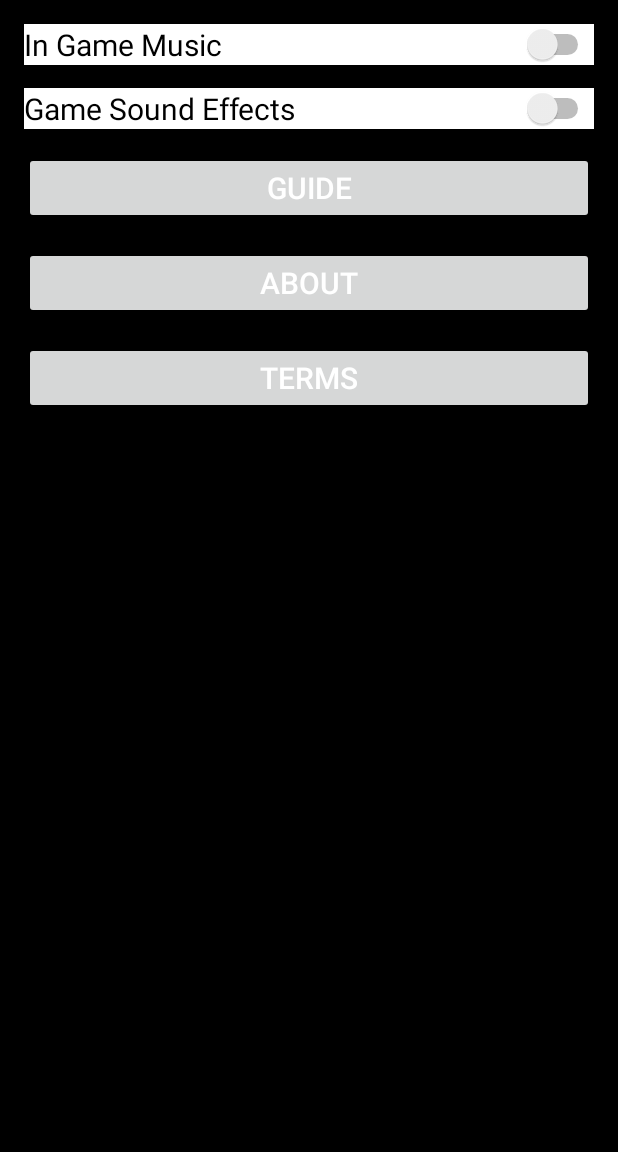
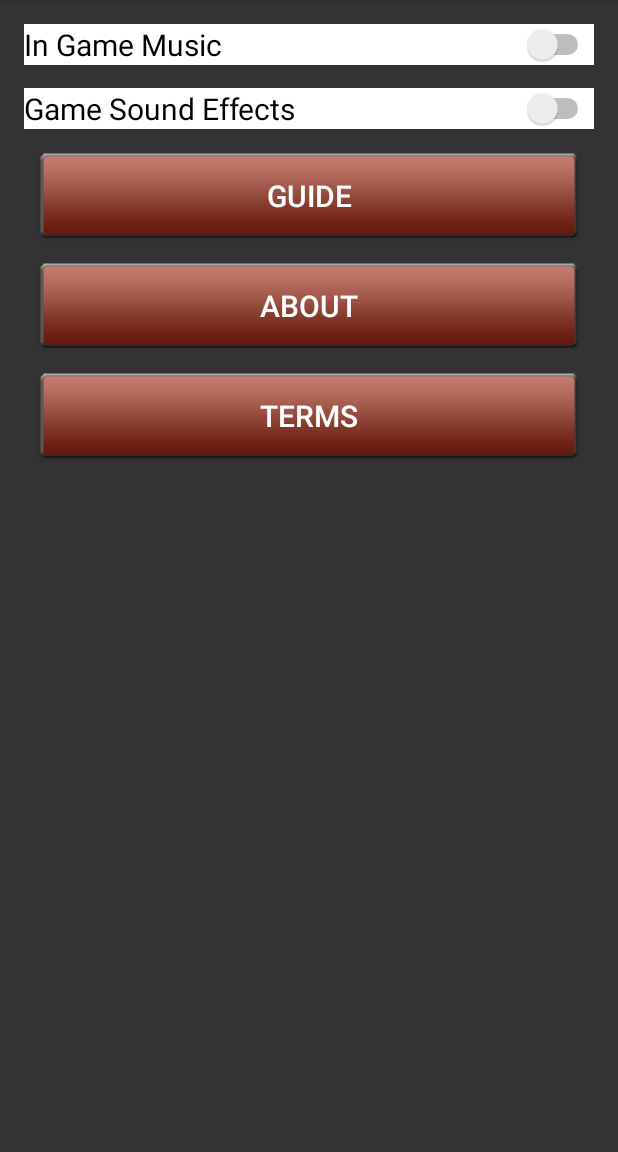
Before and after one commit to IAmRoot-Dev/Tower_Defense, an Android app: the screen it shows after launch (SettingsMenu), after a tap on "SETTINGS", on a phone screen of 412 x 824 dp, the part 84-1236 px from its top. Run offline under Robolectric (Android 15) with nearby library versions, the phone set to English and light mode, and no system bars.

Commit message:
Colors, 9patch Buttons

```diff
--- a/app/src/main/res/layout/activity_about_main.xml
+++ b/app/src/main/res/layout/activity_about_main.xml
@@ -8,7 +8,7 @@
     android:paddingRight="@dimen/activity_horizontal_margin"
     android:paddingTop="@dimen/activity_vertical_margin"
     tools:context="com.iamroot.towerdefense.towerdefense.AboutMain"
-    android:background="#000000">
+    android:background="#333333">
     <TextView
         android:layout_width="wrap_content"
         android:layout_height="wrap_content"
--- a/app/src/main/res/layout/activity_campain_menu.xml
+++ b/app/src/main/res/layout/activity_campain_menu.xml
@@ -8,6 +8,6 @@
     android:paddingRight="@dimen/activity_horizontal_margin"
     android:paddingTop="@dimen/activity_vertical_margin"
     tools:context="com.iamroot.towerdefense.towerdefense.CampaignMenu"
-    android:background="#000000">
+    android:background="#333333">
 
 </RelativeLayout>
--- a/app/src/main/res/layout/activity_challenges_menu.xml
+++ b/app/src/main/res/layout/activity_challenges_menu.xml
@@ -8,6 +8,6 @@
     android:paddingRight="@dimen/activity_horizontal_margin"
     android:paddingTop="@dimen/activity_vertical_margin"
     tools:context="com.iamroot.towerdefense.towerdefense.ChallengesMenu"
-    android:background="#000000">
+    android:background="#333333">
 
 </RelativeLayout>
--- a/app/src/main/res/layout/activity_guide_main.xml
+++ b/app/src/main/res/layout/activity_guide_main.xml
@@ -8,7 +8,7 @@
     android:paddingRight="@dimen/activity_horizontal_margin"
     android:paddingTop="@dimen/activity_vertical_margin"
     tools:context="com.iamroot.towerdefense.towerdefense.GuideMain"
-    android:background="#000000">
+    android:background="#333333">
 
     <TextView
         android:layout_width="wrap_content"
--- a/app/src/main/res/layout/activity_settings_menu.xml
+++ b/app/src/main/res/layout/activity_settings_menu.xml
@@ -8,7 +8,7 @@
     android:paddingRight="@dimen/activity_horizontal_margin"
     android:paddingTop="@dimen/activity_vertical_margin"
     tools:context="com.iamroot.towerdefense.towerdefense.SettingsMenu"
-    android:background="#000000">
+    android:background="#333333">
 
     <Switch
         android:layout_width="wrap_content"
@@ -50,7 +50,10 @@
         android:layout_alignParentRight="true"
         android:layout_alignParentEnd="true"
         android:textSize="20sp"
-        android:onClick="guideMain"/>
+        android:onClick="guideMain"
+        android:layout_marginLeft="10dp"
+        android:layout_marginRight="10dp"
+        android:background="@drawable/btn_bg_9patch" />
 
     <Button
         android:layout_width="wrap_content"
@@ -59,12 +62,18 @@
         android:id="@+id/button_about"
         android:textSize="20sp"
         android:layout_below="@+id/button_guide"
-        android:layout_alignParentLeft="true"
+        android:layout_alignParentLeft="false"
         android:layout_alignParentStart="true"
-        android:layout_alignRight="@+id/button_guide"
-        android:layout_alignEnd="@+id/button_guide"
         android:layout_marginTop="15dp"
-        android:onClick="aboutMain"/>
+        android:onClick="aboutMain"
+        android:layout_marginLeft="10dp"
+        android:layout_marginRight="10dp"
+        android:background="@drawable/btn_bg_9patch"
+        android:layout_alignParentTop="false"
+        android:layout_alignParentBottom="false"
+        android:layout_alignWithParentIfMissing="false"
+        android:layout_alignParentRight="false"
+        android:layout_alignParentEnd="true" />
 
     <Button
         android:layout_width="wrap_content"
@@ -79,6 +88,9 @@
         android:layout_marginTop="15dp"
         android:textSize="20sp"
         android:layout_below="@+id/button_about"
-        android:onClick="termsMain"/>
+        android:onClick="termsMain"
+        android:layout_marginLeft="10dp"
+        android:layout_marginRight="10dp"
+        android:background="@drawable/btn_bg_9patch" />
 
 </RelativeLayout>
--- a/app/src/main/res/layout/activity_store_menu.xml
+++ b/app/src/main/res/layout/activity_store_menu.xml
@@ -8,6 +8,6 @@
     android:paddingRight="@dimen/activity_horizontal_margin"
     android:paddingTop="@dimen/activity_vertical_margin"
     tools:context="com.iamroot.towerdefense.towerdefense.StoreMenu"
-    android:background="#000000">
+    android:background="#333333">
 
 </RelativeLayout>
--- a/app/src/main/res/layout/activity_terms_main.xml
+++ b/app/src/main/res/layout/activity_terms_main.xml
@@ -8,7 +8,7 @@
     android:paddingRight="@dimen/activity_horizontal_margin"
     android:paddingTop="@dimen/activity_vertical_margin"
     tools:context="com.iamroot.towerdefense.towerdefense.TermsMain"
-    android:background="#000000">
+    android:background="#333333">
     <TextView
         android:layout_width="wrap_content"
         android:layout_height="wrap_content"
```
Also changed, not shown: app/src/main/res/layout/activity_home_main.xml (+13 -4 lines), app/src/main/res/layout/activity_play_menu.xml (+9 -3 lines), app/src/main/res/drawable/btn_bg_9patch.9.png (added).
